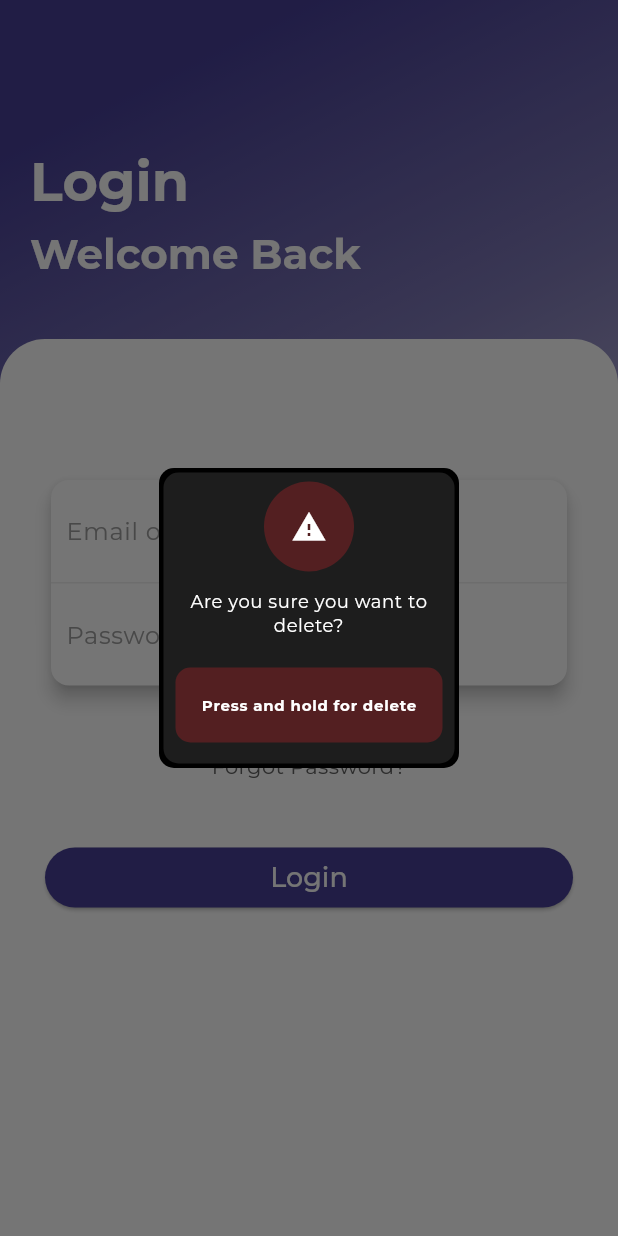
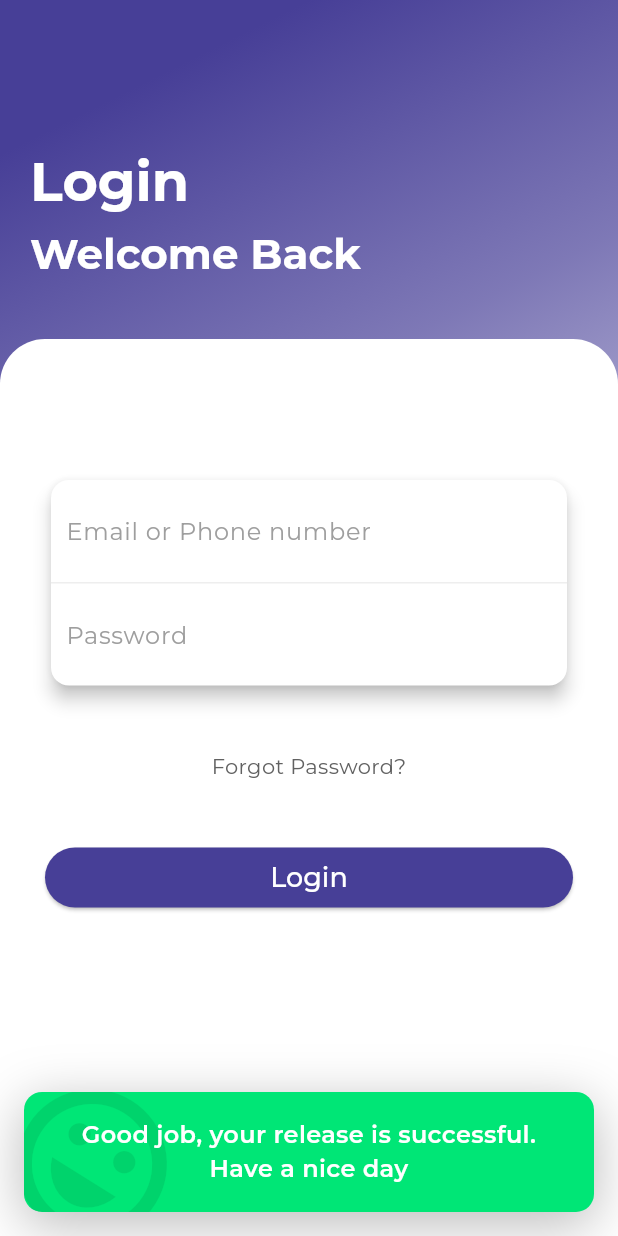
Before and after one commit to Zaeem104158/basedemoproject, a Flutter app: the LoginScreen screen opened by its route, after a tap on "Login", on a phone screen of 412 x 824 dp. Run offline on Flutter 3.47's test engine with Material 3 defaults, Android fonts, the phone set to English and light mode, and no system bars; our stand-ins replace animate_do, device_info_plus, dio, flutter_svg, get, get_storage and 3 more; accounts and stored records are empty.

Commit message:
Snackbar is added into the project

```diff
--- a/lib/app/login/screen/login_screen.dart
+++ b/lib/app/login/screen/login_screen.dart
@@ -6,6 +6,8 @@ import 'package:flutter/material.dart';
 import 'package:get/get.dart';
 
 import '../../../common_widget/custome_dialogbox.dart';
+import '../../../common_widget/snackbar/custome_snackbar.dart';
+import '../../../common_widget/snackbar/top_snackbat.dart';
 
 class LoginScreen extends GetView<LoginController> {
   const LoginScreen({super.key});
@@ -146,7 +148,14 @@ class LoginScreen extends GetView<LoginController> {
                         FadeInUp(
                             duration: const Duration(milliseconds: 1600),
                             child: ElevatedButton(
-                              onPressed: () => showCustomDialog(),
+                              onPressed: () => showTopSnackBar(
+                                snackBarPosition: SnackBarPosition.bottom,
+                                Overlay.of(context),
+                                CustomSnackBar.success(
+                                  message:
+                                      "Good job, your release is successful. Have a nice day",
+                                ),
+                              ),
                               child: Center(
                                 child: CustomeText(
                                   text: "Login",
--- /dev/null
+++ b/lib/common_widget/snackbar/custome_snackbar.dart
@@ -0,0 +1,153 @@
+import 'dart:math';
+
+import 'package:flutter/material.dart';
+
+class CustomSnackBar extends StatefulWidget {
+  const CustomSnackBar.success({
+    Key? key,
+    required this.message,
+    this.messagePadding = const EdgeInsets.symmetric(horizontal: 24),
+    this.icon = const Icon(
+      Icons.sentiment_very_satisfied,
+      color: Color(0x15000000),
+      size: 120,
+    ),
+    this.textStyle = const TextStyle(
+      fontWeight: FontWeight.w600,
+      fontSize: 16,
+      color: Colors.white,
+    ),
+    this.maxLines = 2,
+    this.iconRotationAngle = 32,
+    this.iconPositionTop = -10,
+    this.iconPositionLeft = -8,
+    this.backgroundColor = const Color(0xff00E676),
+    this.boxShadow = kDefaultBoxShadow,
+    this.borderRadius = kDefaultBorderRadius,
+    this.textScaleFactor = 1.0,
+    this.textAlign = TextAlign.center,
+  }) : super(key: key);
+
+  const CustomSnackBar.info({
+    Key? key,
+    required this.message,
+    this.messagePadding = const EdgeInsets.symmetric(horizontal: 24),
+    this.icon = const Icon(
+      Icons.sentiment_neutral,
+      color: Color(0x15000000),
+      size: 120,
+    ),
+    this.textStyle = const TextStyle(
+      fontWeight: FontWeight.w600,
+      fontSize: 16,
+      color: Colors.white,
+    ),
+    this.maxLines = 2,
+    this.iconRotationAngle = 32,
+    this.iconPositionTop = -10,
+    this.iconPositionLeft = -8,
+    this.backgroundColor = const Color(0xff2196F3),
+    this.boxShadow = kDefaultBoxShadow,
+    this.borderRadius = kDefaultBorderRadius,
+    this.textScaleFactor = 1.0,
+    this.textAlign = TextAlign.center,
+  }) : super(key: key);
+
+  const CustomSnackBar.error({
+    Key? key,
+    required this.message,
+    this.messagePadding = const EdgeInsets.symmetric(horizontal: 24),
+    this.icon = const Icon(
+      Icons.error_outline,
+      color: Color(0x15000000),
+      size: 120,
+    ),
+    this.textStyle = const TextStyle(
+      fontWeight: FontWeight.w600,
+      fontSize: 16,
+      color: Colors.white,
+    ),
+    this.maxLines = 2,
+    this.iconRotationAngle = 32,
+    this.iconPositionTop = -10,
+    this.iconPositionLeft = -8,
+    this.backgroundColor = const Color(0xffff5252),
+    this.boxShadow = kDefaultBoxShadow,
+    this.borderRadius = kDefaultBorderRadius,
+    this.textScaleFactor = 1.0,
+    this.textAlign = TextAlign.center,
+  }) : super(key: key);
+
+  final String message;
+  final Widget icon;
+  final Color backgroundColor;
+  final TextStyle textStyle;
+  final int maxLines;
+  final int iconRotationAngle;
+  final List<BoxShadow> boxShadow;
+  final BorderRadius borderRadius;
+  final double iconPositionTop;
+  final double iconPositionLeft;
+  final EdgeInsetsGeometry messagePadding;
+  final double textScaleFactor;
+  final TextAlign textAlign;
+
+  @override
+  CustomSnackBarState createState() => CustomSnackBarState();
+}
+
+class CustomSnackBarState extends State<CustomSnackBar> {
+  @override
+  Widget build(BuildContext context) {
+    final theme = Theme.of(context);
+    return Container(
+      clipBehavior: Clip.hardEdge,
+      height: 80,
+      decoration: BoxDecoration(
+        color: widget.backgroundColor,
+        borderRadius: widget.borderRadius,
+        boxShadow: widget.boxShadow,
+      ),
+      width: double.infinity,
+      child: Stack(
+        children: [
+          Positioned(
+            top: widget.iconPositionTop,
+            left: widget.iconPositionLeft,
+            child: SizedBox(
+              height: 95,
+              child: Transform.rotate(
+                angle: widget.iconRotationAngle * pi / 180,
+                child: widget.icon,
+              ),
+            ),
+          ),
+          Center(
+            child: Padding(
+              padding: widget.messagePadding,
+              child: Text(
+                widget.message,
+                style: theme.textTheme.bodyMedium?.merge(widget.textStyle),
+                textAlign: widget.textAlign,
+                overflow: TextOverflow.ellipsis,
+                maxLines: widget.maxLines,
+                textScaleFactor: widget.textScaleFactor,
+              ),
+            ),
+          ),
+        ],
+      ),
+    );
+  }
+}
+
+const kDefaultBoxShadow = [
+  BoxShadow(
+    color: Colors.black26,
+    offset: Offset(0, 8),
+    spreadRadius: 1,
+    blurRadius: 30,
+  ),
+];
+
+const kDefaultBorderRadius = BorderRadius.all(Radius.circular(12));
--- /dev/null
+++ b/lib/common_widget/snackbar/safe_area_values.dart
@@ -0,0 +1,20 @@
+import 'package:flutter/widgets.dart';
+
+/// A data class that is used to pass safe area values for snackbar
+class SafeAreaValues {
+  const SafeAreaValues({
+    this.left = true,
+    this.right = true,
+    this.top = true,
+    this.bottom = true,
+    this.minimum = EdgeInsets.zero,
+    this.maintainBottomViewPadding = false,
+  });
+
+  final bool left;
+  final bool top;
+  final bool right;
+  final bool bottom;
+  final EdgeInsets minimum;
+  final bool maintainBottomViewPadding;
+}
--- /dev/null
+++ b/lib/common_widget/snackbar/tap_bounce_container.dart
@@ -0,0 +1,84 @@
+import 'dart:async';
+
+import 'package:flutter/cupertino.dart';
+
+/// Widget for nice tap effect. It decrease widget scale while tapping
+class TapBounceContainer extends StatefulWidget {
+  const TapBounceContainer({
+    Key? key,
+    required this.child,
+    this.onTap,
+  }) : super(key: key);
+
+  final Widget child;
+  final VoidCallback? onTap;
+
+  @override
+  TapBounceContainerState createState() => TapBounceContainerState();
+}
+
+/// State for a [TapBounceContainer].
+class TapBounceContainerState extends State<TapBounceContainer>
+    with SingleTickerProviderStateMixin {
+  late double _scale;
+  late AnimationController _controller;
+
+  final animationDuration = const Duration(milliseconds: 200);
+
+  @override
+  void initState() {
+    _controller = AnimationController(
+      vsync: this,
+      duration: animationDuration,
+      upperBound: 0.04,
+    )..addListener(() {
+        if (mounted) {
+          setState(() {});
+        }
+      });
+    super.initState();
+  }
+
+  @override
+  void dispose() {
+    _controller.dispose();
+    super.dispose();
+  }
+
+  @override
+  Widget build(BuildContext context) {
+    _scale = 1 - _controller.value;
+
+    return GestureDetector(
+      onTapDown: _onTapDown,
+      onTapUp: _onTapUp,
+      onPanEnd: _onPanEnd,
+      child: Transform.scale(
+        scale: _scale,
+        child: widget.child,
+      ),
+    );
+  }
+
+  void _onTapDown(TapDownDetails details) {
+    if (mounted) {
+      _controller.forward();
+    }
+  }
+
+  Future<void> _onTapUp(TapUpDetails details) async {
+    await _closeSnackBar();
+  }
+
+  Future<void> _onPanEnd(DragEndDetails details) async {
+    await _closeSnackBar();
+  }
+
+  Future<void> _closeSnackBar() async {
+    if (mounted) {
+      unawaited(_controller.reverse());
+      await Future.delayed(animationDuration);
+      widget.onTap?.call();
+    }
+  }
+}
--- /dev/null
+++ b/lib/common_widget/snackbar/top_snackbat.dart
@@ -0,0 +1,273 @@
+import 'dart:async';
+
+import 'package:flutter/material.dart';
+
+import 'safe_area_values.dart';
+import 'tap_bounce_container.dart';
+
+typedef ControllerCallback = void Function(AnimationController);
+
+/// Represents possible triggers to dismiss the snackbar.
+enum DismissType { onTap, onSwipe, none }
+
+/// Represents possible vertical position of snackbar.
+enum SnackBarPosition { top, bottom }
+
+OverlayEntry? _previousEntry;
+
+/// The [overlayState] argument is used to add specific overlay state.
+/// If you are sure that there is a overlay state in your [BuildContext],
+/// You can get it [Overlay.of(BuildContext)]
+/// Displays a widget that will be passed to [child] parameter above the current
+/// contents of the app, with transition animation
+///
+/// The [child] argument is used to pass widget that you want to show
+///
+/// The [animationDuration] argument is used to specify duration of
+/// enter transition
+///
+/// The [reverseAnimationDuration] argument is used to specify duration of
+/// exit transition
+///
+/// The [displayDuration] argument is used to specify duration displaying
+///
+/// The [onTap] callback of [_TopSnackBar]
+///
+/// The [persistent] argument is used to make snack bar persistent, so
+/// [displayDuration] will be ignored. Default is false.
+///
+/// The [onAnimationControllerInit] callback is called on internal
+/// [AnimationController] has been initialized.
+///
+/// The [padding] argument is used to specify amount of outer padding
+///
+/// [curve] and [reverseCurve] arguments are used to specify curves
+/// for in and out animations respectively
+///
+/// The [safeAreaValues] argument is used to specify the arguments of the
+/// [SafeArea] widget that wrap the snackbar.
+///
+/// The [dismissType] argument specifies which action to trigger to
+/// dismiss the snackbar. Defaults to `TopSnackBarDismissType.onTap`
+///
+/// The [snackBarPosition] argument specifies the vertical position of the snackbar.
+/// Defaults to [SnackBarPosition.top]
+///
+/// The [dismissDirection] argument specifies in which direction the snackbar
+/// can be dismissed. This argument is only used when [dismissType] is equal
+/// to `DismissType.onSwipe`. Defaults to `[DismissDirection.up]`
+void showTopSnackBar(
+  OverlayState overlayState,
+  Widget child, {
+  Duration animationDuration = const Duration(milliseconds: 1200),
+  Duration reverseAnimationDuration = const Duration(milliseconds: 550),
+  Duration displayDuration = const Duration(milliseconds: 3000),
+  VoidCallback? onTap,
+  bool persistent = false,
+  ControllerCallback? onAnimationControllerInit,
+  EdgeInsets padding = const EdgeInsets.all(16),
+  Curve curve = Curves.elasticOut,
+  Curve reverseCurve = Curves.linearToEaseOut,
+  SafeAreaValues safeAreaValues = const SafeAreaValues(),
+  DismissType dismissType = DismissType.onTap,
+  SnackBarPosition snackBarPosition = SnackBarPosition.top,
+  List<DismissDirection> dismissDirection = const [DismissDirection.up],
+}) {
+  late OverlayEntry _overlayEntry;
+  _overlayEntry = OverlayEntry(
+    builder: (_) {
+      return _TopSnackBar(
+        onDismissed: () {
+          _overlayEntry.remove();
+          _previousEntry = null;
+        },
+        animationDuration: animationDuration,
+        reverseAnimationDuration: reverseAnimationDuration,
+        displayDuration: displayDuration,
+        onTap: onTap,
+        persistent: persistent,
+        onAnimationControllerInit: onAnimationControllerInit,
+        padding: padding,
+        curve: curve,
+        reverseCurve: reverseCurve,
+        safeAreaValues: safeAreaValues,
+        dismissType: dismissType,
+        snackBarPosition: snackBarPosition,
+        dismissDirections: dismissDirection,
+        child: child,
+      );
+    },
+  );
+
+  if (_previousEntry != null && _previousEntry!.mounted) {
+    _previousEntry?.remove();
+  }
+
+  overlayState.insert(_overlayEntry);
+  _previousEntry = _overlayEntry;
+}
+
+/// Widget that controls all animations
+class _TopSnackBar extends StatefulWidget {
+  const _TopSnackBar({
+    Key? key,
+    required this.child,
+    required this.onDismissed,
+    required this.animationDuration,
+    required this.reverseAnimationDuration,
+    required this.displayDuration,
+    required this.padding,
+    required this.curve,
+    required this.reverseCurve,
+    required this.safeAreaValues,
+    required this.dismissDirections,
+    required this.snackBarPosition,
+    this.onTap,
+    this.persistent = false,
+    this.onAnimationControllerInit,
+    this.dismissType = DismissType.onTap,
+  }) : super(key: key);
+
+  final Widget child;
+  final VoidCallback onDismissed;
+  final Duration animationDuration;
+  final Duration reverseAnimationDuration;
+  final Duration displayDuration;
+  final VoidCallback? onTap;
+  final ControllerCallback? onAnimationControllerInit;
+  final bool persistent;
+  final EdgeInsets padding;
+  final Curve curve;
+  final Curve reverseCurve;
+  final SafeAreaValues safeAreaValues;
+  final DismissType dismissType;
+  final List<DismissDirection> dismissDirections;
+  final SnackBarPosition snackBarPosition;
+
+  @override
+  _TopSnackBarState createState() => _TopSnackBarState();
+}
+
+class _TopSnackBarState extends State<_TopSnackBar> with SingleTickerProviderStateMixin {
+  late final Animation<Offset> _offsetAnimation;
+  late final AnimationController _animationController;
+
+  Timer? _timer;
+
+  late final Tween<Offset> _offsetTween;
+
+  @override
+  void initState() {
+    _animationController = AnimationController(
+      vsync: this,
+      duration: widget.animationDuration,
+      reverseDuration: widget.reverseAnimationDuration,
+    );
+    _animationController.addStatusListener(
+      (status) {
+        if (status == AnimationStatus.completed && !widget.persistent) {
+          _timer = Timer(widget.displayDuration, () {
+            if (mounted) {
+              _animationController.reverse();
+            }
+          });
+        }
+        if (status == AnimationStatus.dismissed) {
+          _timer?.cancel();
+          widget.onDismissed.call();
+        }
+      },
+    );
+
+    widget.onAnimationControllerInit?.call(_animationController);
+
+    switch(widget.snackBarPosition) {
+      case SnackBarPosition.top:
+        _offsetTween = Tween<Offset>(begin: const Offset(0, -1), end: Offset.zero);
+        break;
+      case SnackBarPosition.bottom:
+        _offsetTween = Tween<Offset>(begin: const Offset(0, 1), end: Offset.zero);
+        break;
+    }
+
+    _offsetAnimation = _offsetTween.animate(
+      CurvedAnimation(
+        parent: _animationController,
+        curve: widget.curve,
+        reverseCurve: widget.reverseCurve,
+      ),
+    );
+    if (mounted) {
+      _animationController.forward();
+    }
+    super.initState();
+  }
+
+  @override
+  void dispose() {
+    _animationController.dispose();
+    _timer?.cancel();
+    super.dispose();
+  }
+
+  @override
+  Widget build(BuildContext context) {
+    return Positioned(
+      top: widget.snackBarPosition == SnackBarPosition.top ? widget.padding.top : null,
+      bottom: widget.snackBarPosition == SnackBarPosition.bottom ? widget.padding.bottom : null,
+      left: widget.padding.left,
+      right: widget.padding.right,
+      child: SlideTransition(
+        position: _offsetAnimation,
+        child: SafeArea(
+          top: widget.safeAreaValues.top,
+          bottom: widget.safeAreaValues.bottom,
+          left: widget.safeAreaValues.left,
+          right: widget.safeAreaValues.right,
+          minimum: widget.safeAreaValues.minimum,
+          maintainBottomViewPadding: widget.safeAreaValues.maintainBottomViewPadding,
+          child: _buildDismissibleChild(),
+        ),
+      ),
+    );
+  }
+
+  /// Build different type of [Widget] depending on [DismissType] value
+  Widget _buildDismissibleChild() {
+    switch (widget.dismissType) {
+      case DismissType.onTap:
+        return TapBounceContainer(
+          onTap: () {
+            widget.onTap?.call();
+            if (!widget.persistent && mounted) {
+              _animationController.reverse();
+            }
+          },
+          child: widget.child,
+        );
+      case DismissType.onSwipe:
+        var childWidget = widget.child;
+        for (final direction in widget.dismissDirections) {
+          childWidget = Dismissible(
+            direction: direction,
+            key: UniqueKey(),
+            dismissThresholds: const {DismissDirection.up: 0.2},
+            confirmDismiss: (direction) async {
+              if (!widget.persistent && mounted) {
+                if (direction == DismissDirection.down) {
+                  await _animationController.reverse();
+                } else {
+                  _animationController.reset();
+                }
+              }
+              return false;
+            },
+            child: childWidget,
+          );
+        }
+        return childWidget;
+      case DismissType.none:
+        return widget.child;
+    }
+  }
+}
```
